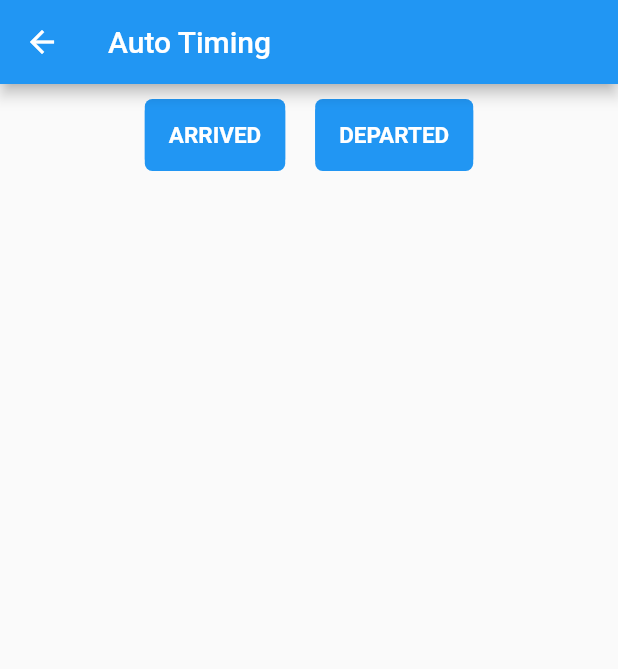
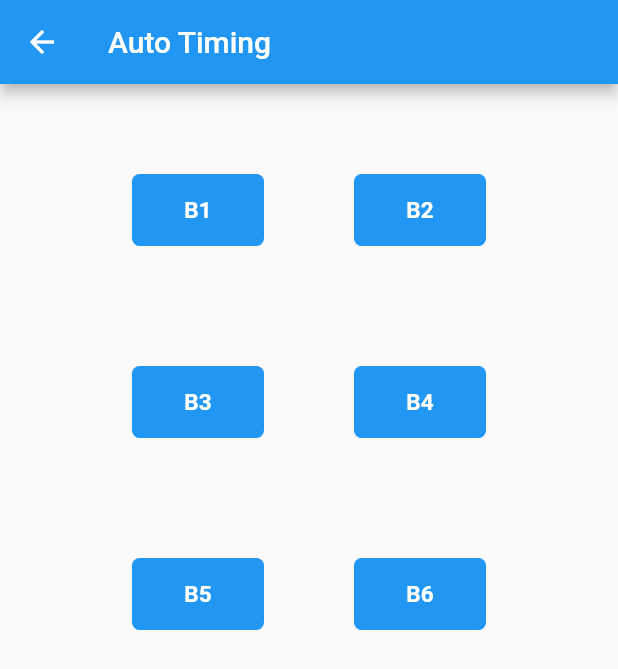
Before and after one commit to johninquest/tryflutter, a Flutter app: the screen it shows after launch, in the side drawer, after a tap on "Automatic timing", on a phone screen of 412 x 824 dp. Shown: the top 669 px of the screen. Run offline on Flutter 3.47's test engine with Material 2 defaults, Android fonts, the phone set to English and light mode, and no system bars; our stand-ins replace hive, hive_flutter, rflutter_alert; accounts and stored records are empty.

Commit message:
improved file naming

```diff
--- a/lib/main.dart
+++ b/lib/main.dart
@@ -1,5 +1,5 @@
 import 'package:flutter/material.dart';
-import 'pages/homepage.dart';
+import 'pages/home_page.dart';
 
 void main() => runApp(MyApp());
 
--- a/lib/pages/autotimingpage.dart
+++ b/lib/pages/auto_timing_page.dart
@@ -6,13 +6,27 @@ class AutoTimingPage extends StatelessWidget {
   Widget build(BuildContext context) {
     return Scaffold(
       appBar: AppBar(title: Text('Auto Timing'),),
-      body: Column(children: [
+      body: Column(
+        children: [
         Row(
               mainAxisAlignment: MainAxisAlignment.center, //Center Row contents horizontally,
-              // crossAxisAlignment: CrossAxisAlignment.center, //Center Row contents vertically,
               children: [
-                MyActionButton('ARRIVED'),
-                MyActionButton('DEPARTED')
+                MyActionButton('B1'),
+                MyActionButton('B2')
+              ],
+            ),
+        Row(
+              mainAxisAlignment: MainAxisAlignment.center, //Center Row contents horizontally,
+              children: [
+                MyActionButton('B3'),
+                MyActionButton('B4')
+              ],
+            ),
+        Row(
+              mainAxisAlignment: MainAxisAlignment.center, //Center Row contents horizontally,
+              children: [
+                MyActionButton('B5'),
+                MyActionButton('B6')
               ],
             ),
       ],
@@ -30,14 +44,16 @@ class MyActionButton extends StatelessWidget {
   @override
   Widget build(BuildContext context) {
     return Container(
-      margin: EdgeInsets.all(10),
+      margin: EdgeInsets.only(top: 60, bottom: 20, left: 30, right: 30),
       // color: Colors.blue,
       decoration: BoxDecoration(
           borderRadius: BorderRadius.circular(5.0), color: Colors.blue),
       child: FlatButton(
         color: Colors.blue,
         child: Text(_buttonName, style: MyDefaultButtonStyle,),
-        onPressed: () => {},
+        onPressed: () => {
+          print('Timer button pressed!')
+          },
       ),
     );
   }
--- a/lib/pages/homepage.dart
+++ b/lib/pages/home_page.dart
@@ -2,8 +2,8 @@ import 'dart:async';
 import 'package:flutter/material.dart';
 import 'package:intl/intl.dart';
 import 'styles.dart';
-import '../pages/page2.dart';
-import '../pages/autotimingpage.dart';
+import 'page2.dart';
+import 'auto_timing_page.dart';
 // import 'dart:async';
 import 'package:rflutter_alert/rflutter_alert.dart';
 
@@ -44,9 +44,10 @@ class NavDrawer extends StatelessWidget {
               decoration: BoxDecoration(color: Colors.blue),
               child: Text('Menu',
                   style: TextStyle(
-                      fontSize: 30,
+                      fontSize: 25,
                       fontWeight: FontWeight.bold,
-                      color: Colors.white))),
+                      color: Colors.white))
+            ),
           ListTile(
             leading: Icon(Icons.east),
             title: Text('Go to page 2'),
--- a/lib/pages/page2.dart
+++ b/lib/pages/page2.dart
@@ -5,7 +5,7 @@ import '../services/tools.dart';
 // import 'package:http/http.dart' as http;
 // import 'dart:async';
 // import 'dart:convert';
-import 'dart:async';
+// import 'dart:async';
 // import 'dart:convert';
 import 'package:url_launcher/url_launcher.dart';
 
```
